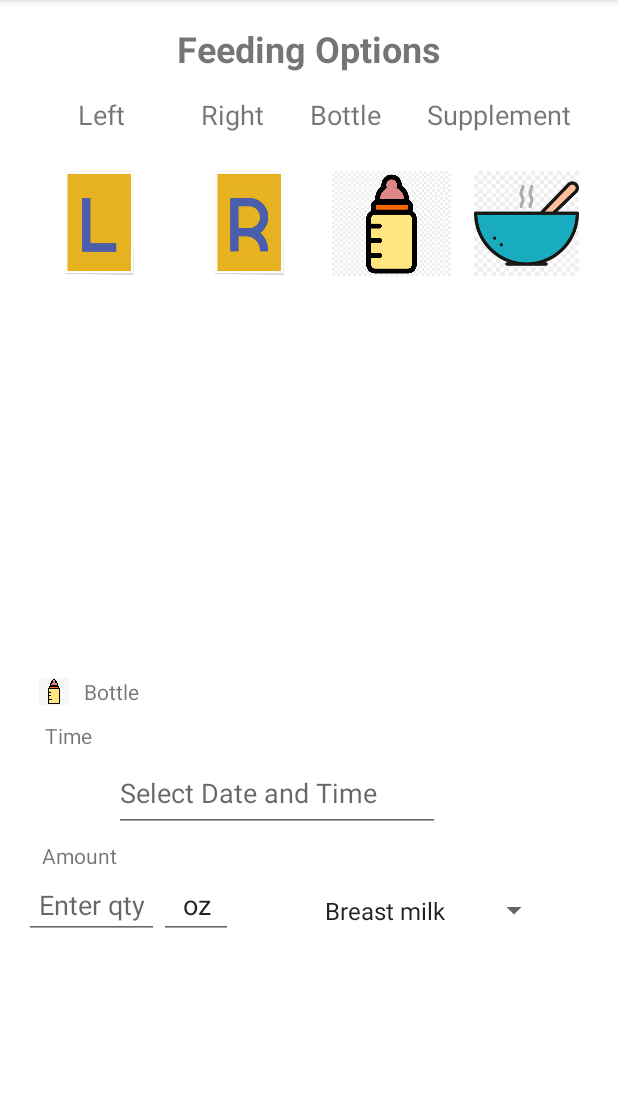
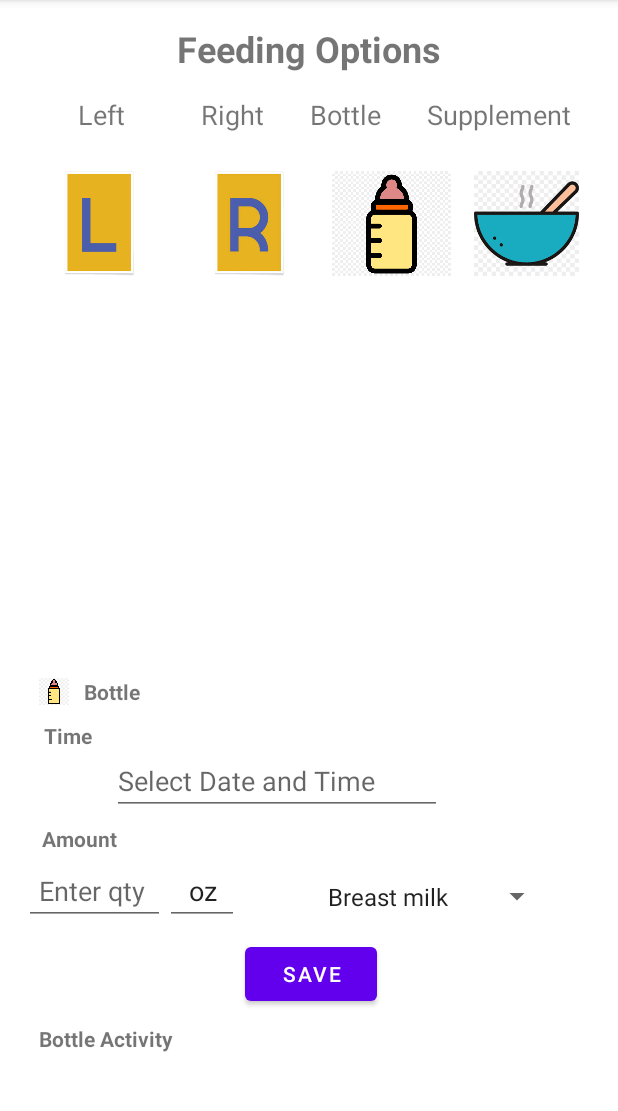
Before and after one commit to GeMath18/Baby_Manager, an Android app: the fragment FormulafeedingFragment placed in its activity, on a phone screen of 412 x 824 dp, the part 84-1195 px from its top. Run offline under Robolectric (Android 15) with nearby library versions, the phone set to English and light mode, and no system bars.

Commit message:
added fragment for bottle summary, added save button to implement later

```diff
--- a/app/src/main/res/layout/fragment_formulafeeding.xml
+++ b/app/src/main/res/layout/fragment_formulafeeding.xml
@@ -25,6 +25,7 @@
             android:layout_width="wrap_content"
             android:layout_height="wrap_content"
             android:text="@string/bottle_mini_text"
+            android:textStyle="bold"
             app:layout_constraintBottom_toBottomOf="@+id/imageView"
             app:layout_constraintStart_toEndOf="@+id/imageView"
             app:layout_constraintTop_toTopOf="parent" />
@@ -35,13 +36,15 @@
             android:layout_height="25dp"
             android:gravity="center"
             android:text="@string/time_label"
+            android:textStyle="bold"
             app:layout_constraintStart_toStartOf="parent"
             app:layout_constraintTop_toBottomOf="@+id/imageView" />
 
         <EditText
             android:id="@+id/datetime_label"
-            android:layout_width="217dp"
-            android:layout_height="51dp"
+            android:layout_width="220dp"
+            android:layout_height="40dp"
+            android:autofillHints=""
             android:hint="@string/select_date_and_time_text"
             android:inputType="none"
             app:layout_constraintBottom_toBottomOf="parent"
@@ -49,8 +52,7 @@
             app:layout_constraintHorizontal_bias="0.361"
             app:layout_constraintStart_toStartOf="parent"
             app:layout_constraintTop_toBottomOf="@+id/time_label"
-            app:layout_constraintVertical_bias="0.0"
-            android:autofillHints="" />
+            app:layout_constraintVertical_bias="0.0" />
 
         <TextView
             android:id="@+id/amount_label"
@@ -58,13 +60,14 @@
             android:layout_height="31dp"
             android:gravity="center"
             android:text="@string/amount_label_text"
+            android:textStyle="bold"
             app:layout_constraintStart_toStartOf="parent"
             app:layout_constraintTop_toBottomOf="@+id/datetime_label" />
 
         <EditText
             android:id="@+id/amountq_label"
-            android:layout_width="90dp"
-            android:layout_height="40dp"
+            android:layout_width="94dp"
+            android:layout_height="42dp"
             android:autofillHints=""
             android:hint="@string/enter_qty_text"
             android:inputType="number"
@@ -93,12 +96,29 @@
             app:layout_constraintStart_toEndOf="@+id/oz_label"
             app:layout_constraintTop_toTopOf="@+id/oz_label" />
 
+        <Button
+            android:id="@+id/save_bottle_button"
+            android:layout_width="wrap_content"
+            android:layout_height="wrap_content"
+            android:layout_marginTop="12dp"
+            android:text="@string/save_text"
+            app:layout_constraintEnd_toEndOf="parent"
+            app:layout_constraintHorizontal_bias="0.498"
+            app:layout_constraintStart_toStartOf="parent"
+            app:layout_constraintTop_toBottomOf="@+id/bottle_spinner" />
+
+        <TextView
+            android:id="@+id/bottle_act_label"
+            android:layout_width="119dp"
+            android:layout_height="21dp"
+            android:paddingHorizontal="10dp"
+            android:text="@string/bottle_activity_lab_text"
+            android:textStyle="bold"
+            app:layout_constraintBottom_toBottomOf="parent"
+            app:layout_constraintStart_toStartOf="parent" />
+
 
     </androidx.constraintlayout.widget.ConstraintLayout>
 
 
-
-
-
-
 </FrameLayout>
--- a/app/src/main/res/values/strings.xml
+++ b/app/src/main/res/values/strings.xml
@@ -69,6 +69,8 @@
     <string name="enter_amount_text">Enter amount</string>
     <string name="oz_text">oz</string>
     <string name="enter_qty_text">Enter qty</string>
+    <string name="save_1_text">Save</string>
+    <string name="bottle_activity_lab_text">Bottle Activity</string>
 
 
 </resources>
```
Also changed, not shown: app/src/main/java/com/example/babymanager/SummaryBottleFragment.java (added, +32 -0 lines), app/src/main/res/layout/fragment_summary_bottle.xml (added, +15 -0 lines).
